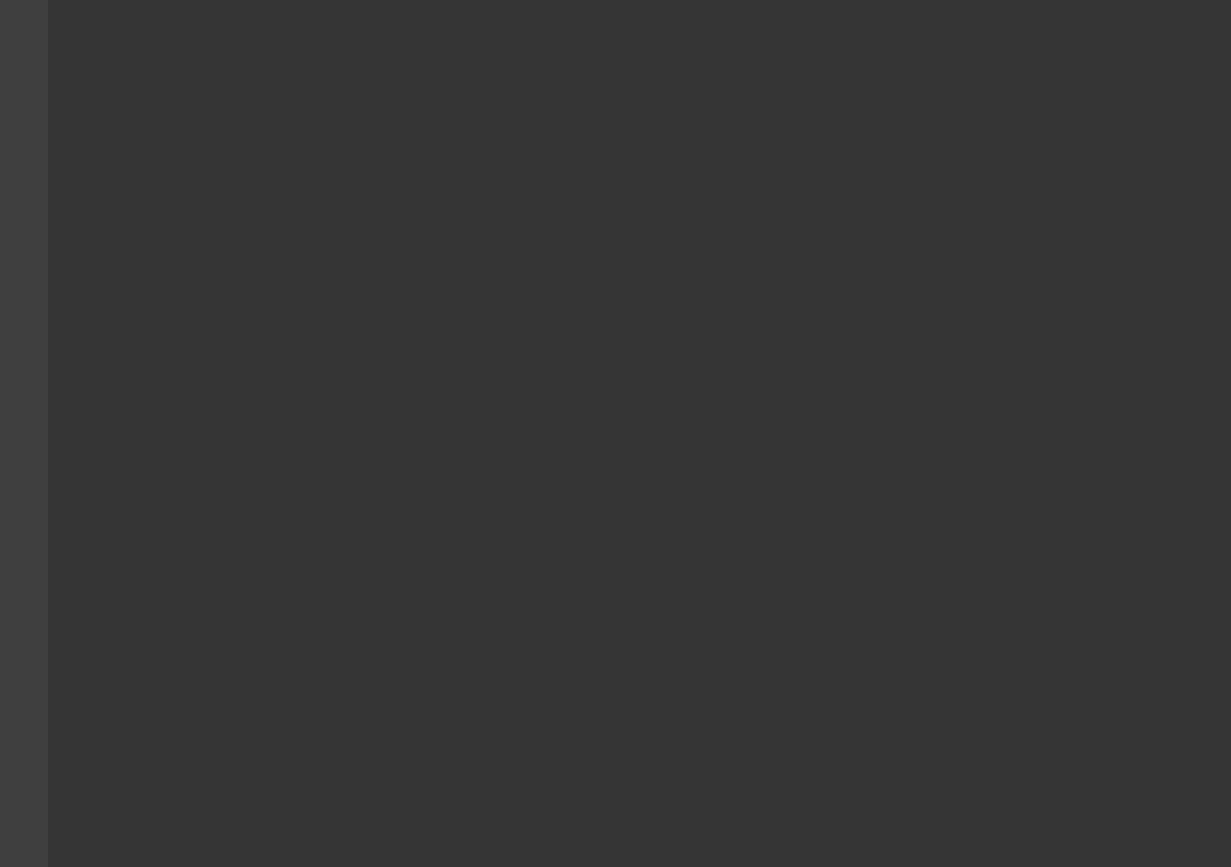
Old version of the form pyside_demo/resources/mainwindow.ui in the repository deltodon/pyside-demo.
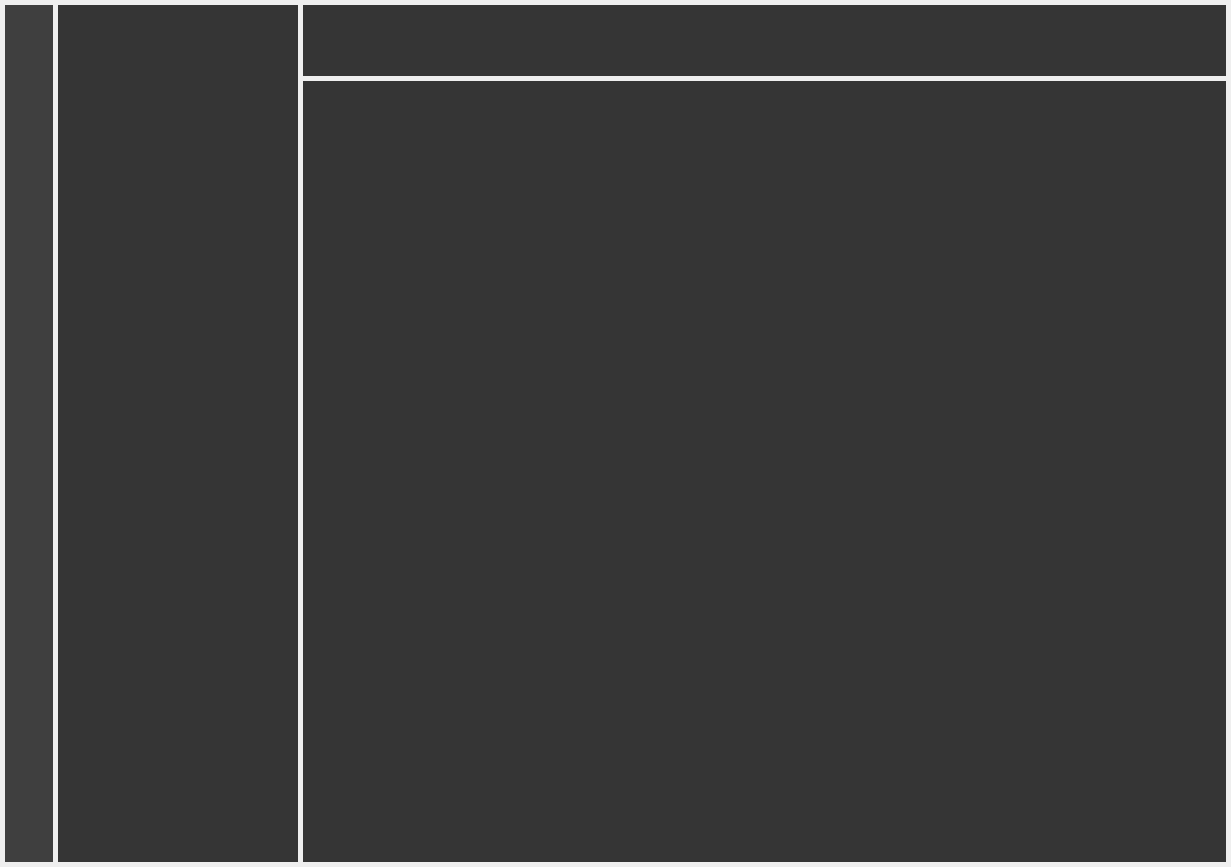
New version of the form.

Commit message: Add widget margins in mainwindow.ui

What changed in the file:
```diff
--- a/pyside_demo/resources/mainwindow.ui
+++ b/pyside_demo/resources/mainwindow.ui
@@ -20,10 +20,10 @@
    <widget class="QWidget" name="sidebar_widget" native="true">
     <property name="geometry">
      <rect>
-      <x>0</x>
-      <y>0</y>
+      <x>5</x>
+      <y>5</y>
       <width>48</width>
-      <height>867</height>
+      <height>857</height>
      </rect>
     </property>
     <property name="styleSheet">
@@ -35,10 +35,10 @@
    <widget class="QWidget" name="drawer_widget" native="true">
     <property name="geometry">
      <rect>
-      <x>48</x>
-      <y>0</y>
+      <x>58</x>
+      <y>5</y>
       <width>240</width>
-      <height>867</height>
+      <height>857</height>
      </rect>
     </property>
     <property name="styleSheet">
@@ -48,9 +48,9 @@
    <widget class="QWidget" name="header_widget" native="true">
     <property name="geometry">
      <rect>
-      <x>288</x>
-      <y>0</y>
-      <width>943</width>
+      <x>303</x>
+      <y>5</y>
+      <width>923</width>
       <height>71</height>
      </rect>
     </property>
@@ -61,10 +61,10 @@
    <widget class="QWidget" name="main_screen_widget" native="true">
     <property name="geometry">
      <rect>
-      <x>288</x>
-      <y>71</y>
-      <width>943</width>
-      <height>796</height>
+      <x>303</x>
+      <y>81</y>
+      <width>923</width>
+      <height>781</height>
      </rect>
     </property>
     <property name="styleSheet">
```
The commit also changes 1 other file.
